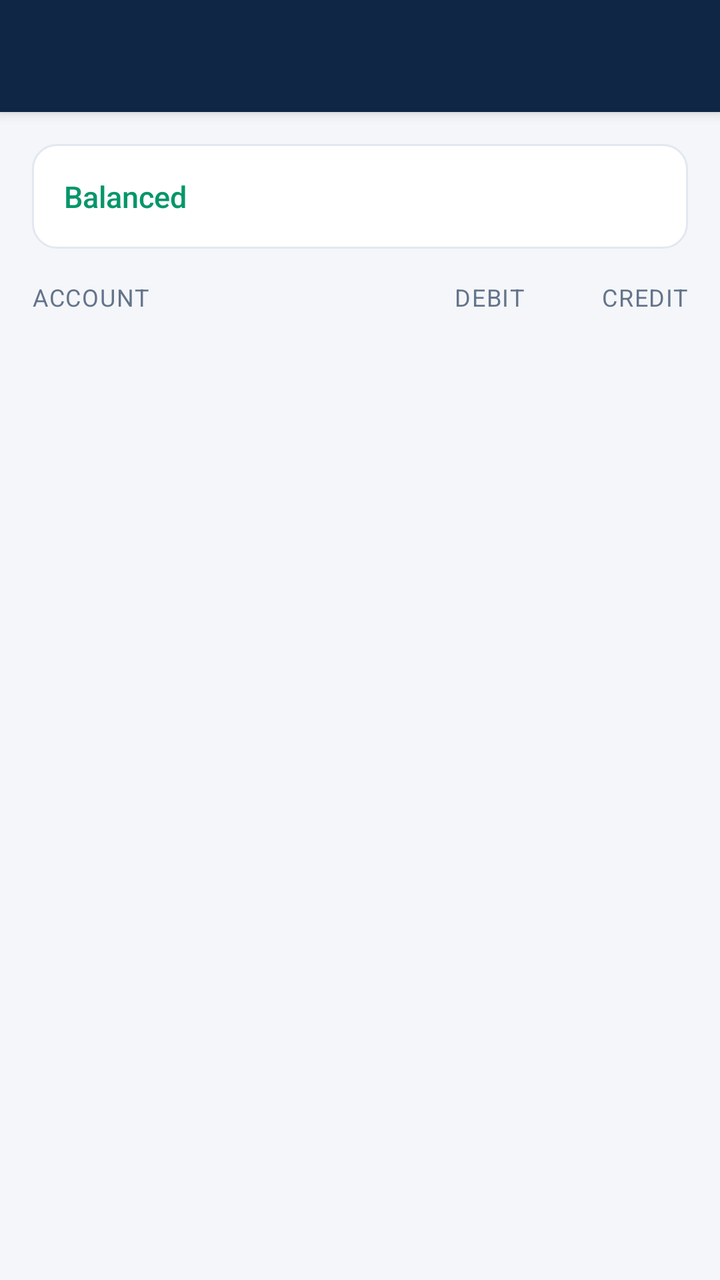
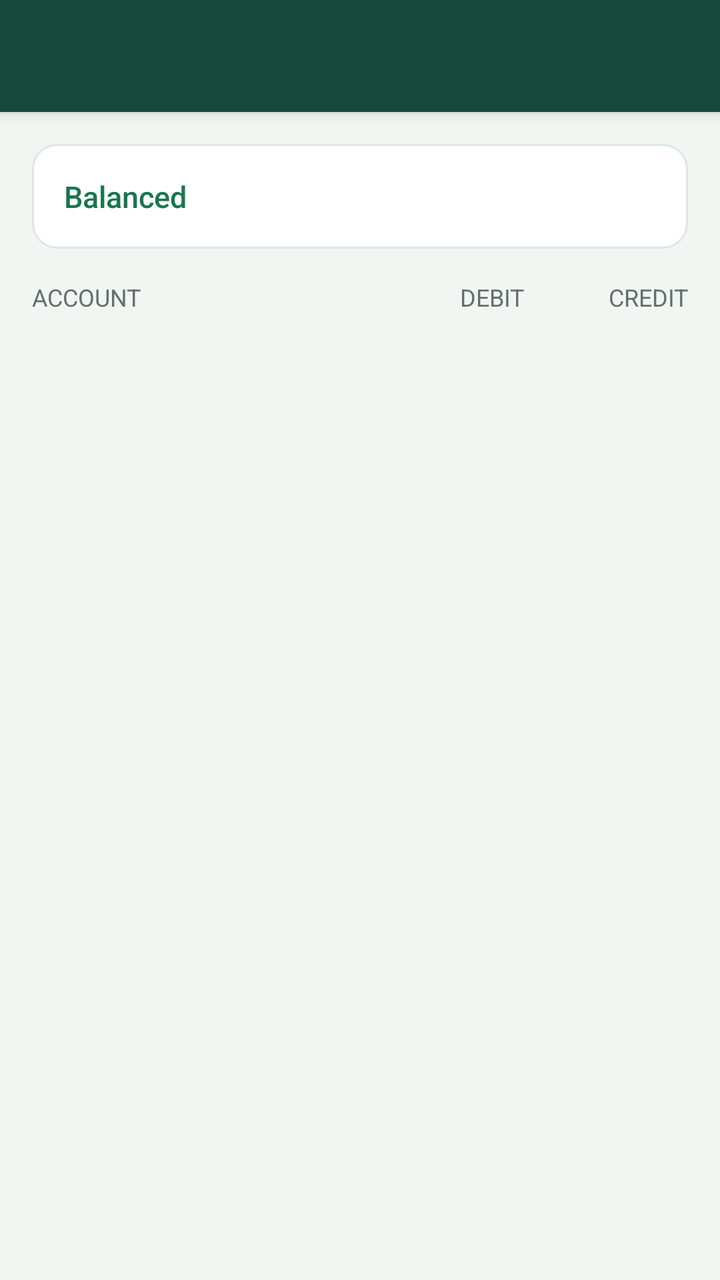

Before-and-after screenshots of an Android layout around one commit, followed by the original layout XML and the change that was made.
<!-- AndroidManifest.xml: application theme Theme.FinanceApp -->
<!-- res/layout/activity_trial_balance.xml -->
<?xml version="1.0" encoding="utf-8"?>
<androidx.coordinatorlayout.widget.CoordinatorLayout xmlns:android="http://schemas.android.com/apk/res/android"
    xmlns:app="http://schemas.android.com/apk/res-auto"
    android:layout_width="match_parent"
    android:layout_height="match_parent"
    android:background="@color/background">

    <com.google.android.material.appbar.AppBarLayout
        android:layout_width="match_parent"
        android:layout_height="wrap_content"
        android:background="@color/primary"
        app:elevation="4dp">

        <com.google.android.material.appbar.MaterialToolbar
            android:id="@+id/toolbar"
            android:layout_width="match_parent"
            android:layout_height="?attr/actionBarSize"
            app:navigationIconTint="@color/text_on_primary"
            app:titleTextColor="@color/text_on_primary" />
    </com.google.android.material.appbar.AppBarLayout>

    <LinearLayout
        android:layout_width="match_parent"
        android:layout_height="match_parent"
        android:orientation="vertical"
        app:layout_behavior="@string/appbar_scrolling_view_behavior">

        <TextView
            android:id="@+id/tvBalanceStatus"
            android:layout_width="match_parent"
            android:layout_height="wrap_content"
            android:layout_margin="@dimen/spacing_md"
            android:background="@drawable/bg_summary_banner"
            android:fontFamily="sans-serif-medium"
            android:padding="@dimen/spacing_md"
            android:text="Balanced"
            android:textColor="@color/success"
            android:textSize="15sp" />

        <LinearLayout
            android:layout_width="match_parent"
            android:layout_height="wrap_content"
            android:orientation="horizontal"
            android:paddingStart="@dimen/spacing_md"
            android:paddingEnd="@dimen/spacing_md"
            android:paddingBottom="8dp">

            <TextView style="@style/Text.StatLabel" android:layout_width="0dp" android:layout_height="wrap_content" android:layout_weight="2" android:text="Account" />
            <TextView style="@style/Text.StatLabel" android:layout_width="0dp" android:layout_height="wrap_content" android:layout_weight="1" android:gravity="end" android:text="Debit" />
            <TextView style="@style/Text.StatLabel" android:layout_width="0dp" android:layout_height="wrap_content" android:layout_weight="1" android:gravity="end" android:text="Credit" />
        </LinearLayout>

        <androidx.recyclerview.widget.RecyclerView
            android:id="@+id/recyclerView"
            android:layout_width="match_parent"
            android:layout_height="match_parent"
            android:clipToPadding="false"
            android:paddingBottom="@dimen/spacing_md" />
    </LinearLayout>
</androidx.coordinatorlayout.widget.CoordinatorLayout>
<!-- resources referenced by this layout -->
<resources>
  <color name="background">#F4F6F9</color>
  <color name="primary">#0F2744</color>
  <color name="success">#059669</color>
  <color name="text_on_primary">#FFFFFF</color>
  <dimen name="spacing_md">16dp</dimen>
  <!-- drawable bg_summary_banner (drawable) -->
  <?xml version="1.0" encoding="utf-8"?>
  <shape xmlns:android="http://schemas.android.com/apk/res/android"
      android:shape="rectangle">
      <solid android:color="@color/surface" />
      <corners android:radius="12dp" />
      <stroke android:width="1dp" android:color="@color/divider" />
  </shape>
  <style name="Text.StatLabel" parent="Text.Caption">
          <item name="android:textColor">@color/text_secondary</item>
          <item name="android:textAllCaps">true</item>
          <item name="android:letterSpacing">0.05</item>
      </style>
  <color name="surface">#FFFFFF</color>
  <color name="divider">#E2E8F0</color>
  <style name="Text.Caption" parent="TextAppearance.MaterialComponents.Caption">
          <item name="android:textColor">@color/text_secondary</item>
          <item name="android:textSize">@dimen/text_caption</item>
      </style>
  <color name="text_secondary">#64748B</color>
  <color name="primary_dark">#091A2E</color>
  <color name="accent">#C9A227</color>
  <color name="accent_light">#F5E6B8</color>
  <color name="text_on_accent">#0F172A</color>
  <style name="Button.Primary" parent="Widget.MaterialComponents.Button">
          <item name="android:textColor">@color/text_on_primary</item>
          <item name="backgroundTint">@color/primary</item>
          <item name="cornerRadius">@dimen/radius_md</item>
          <item name="android:paddingTop">14dp</item>
          <item name="android:paddingBottom">14dp</item>
          <item name="android:textAllCaps">false</item>
          <item name="android:fontFamily">sans-serif-medium</item>
      </style>
  <style name="Fab.Primary" parent="Widget.MaterialComponents.FloatingActionButton">
          <item name="backgroundTint">@color/accent</item>
          <item name="tint">@color/text_on_accent</item>
          <item name="elevation">6dp</item>
      </style>
  <style name="TextInput.Finance" parent="Widget.MaterialComponents.TextInputLayout.OutlinedBox">
          <item name="boxCornerRadiusTopStart">@dimen/radius_sm</item>
          <item name="boxCornerRadiusTopEnd">@dimen/radius_sm</item>
          <item name="boxCornerRadiusBottomStart">@dimen/radius_sm</item>
          <item name="boxCornerRadiusBottomEnd">@dimen/radius_sm</item>
          <item name="boxStrokeColor">@color/primary</item>
          <item name="hintTextColor">@color/text_hint</item>
      </style>
  <dimen name="text_caption">12sp</dimen>
  <dimen name="radius_md">12dp</dimen>
  <dimen name="radius_sm">8dp</dimen>
  <color name="text_hint">#94A3B8</color>
  <!-- unchanged entries left out for length: 1 -->
</resources>

<!-- the commit's change to res/layout/activity_trial_balance.xml (unified diff, before → after) -->
@@ -37,6 +37,19 @@
             android:textColor="@color/success"
             android:textSize="15sp" />
 
+        <TextView
+            android:id="@+id/tvLegacyWarning"
+            style="@style/Text.Body"
+            android:layout_width="match_parent"
+            android:layout_height="wrap_content"
+            android:layout_marginStart="@dimen/spacing_md"
+            android:layout_marginEnd="@dimen/spacing_md"
+            android:layout_marginBottom="@dimen/spacing_md"
+            android:background="@color/warning_bg"
+            android:padding="@dimen/spacing_md"
+            android:textColor="@color/warning"
+            android:visibility="gone" />
+
         <LinearLayout
             android:layout_width="match_parent"
             android:layout_height="wrap_content"
<!-- resource entries referenced after the edit -->
@@ -1,9 +1,11 @@
 <!-- resources referenced by this layout -->
 <resources>
-  <color name="background">#F4F6F9</color>
-  <color name="primary">#0F2744</color>
-  <color name="success">#059669</color>
+  <color name="background">#F2F6F3</color>
+  <color name="primary">#174A3A</color>
+  <color name="success">#18764F</color>
   <color name="text_on_primary">#FFFFFF</color>
+  <color name="warning">#A75B17</color>
+  <color name="warning_bg">#FFF0D7</color>
   <dimen name="spacing_md">16dp</dimen>
   <!-- drawable bg_summary_banner (drawable) -->
   <?xml version="1.0" encoding="utf-8"?>
@@ -13,22 +15,27 @@
       <corners android:radius="12dp" />
       <stroke android:width="1dp" android:color="@color/divider" />
   </shape>
+  <style name="Text.Body" parent="TextAppearance.MaterialComponents.Body2">
+          <item name="android:textColor">@color/text_secondary</item>
+          <item name="android:textSize">@dimen/text_body</item>
+      </style>
   <style name="Text.StatLabel" parent="Text.Caption">
           <item name="android:textColor">@color/text_secondary</item>
           <item name="android:textAllCaps">true</item>
-          <item name="android:letterSpacing">0.05</item>
+          <item name="android:letterSpacing">0</item>
       </style>
   <color name="surface">#FFFFFF</color>
-  <color name="divider">#E2E8F0</color>
+  <color name="divider">#DEE7E1</color>
   <style name="Text.Caption" parent="TextAppearance.MaterialComponents.Caption">
           <item name="android:textColor">@color/text_secondary</item>
           <item name="android:textSize">@dimen/text_caption</item>
       </style>
-  <color name="text_secondary">#64748B</color>
-  <color name="primary_dark">#091A2E</color>
-  <color name="accent">#C9A227</color>
-  <color name="accent_light">#F5E6B8</color>
-  <color name="text_on_accent">#0F172A</color>
+  <color name="text_secondary">#617168</color>
+  <dimen name="text_body">14sp</dimen>
+  <color name="primary_dark">#0D3026</color>
+  <color name="accent">#E8B943</color>
+  <color name="accent_light">#F8E8B5</color>
+  <color name="text_on_accent">#17251F</color>
   <style name="Button.Primary" parent="Widget.MaterialComponents.Button">
           <item name="android:textColor">@color/text_on_primary</item>
           <item name="backgroundTint">@color/primary</item>
@@ -52,9 +59,9 @@
           <item name="hintTextColor">@color/text_hint</item>
       </style>
   <dimen name="text_caption">12sp</dimen>
-  <dimen name="radius_md">12dp</dimen>
-  <dimen name="radius_sm">8dp</dimen>
-  <color name="text_hint">#94A3B8</color>
+  <dimen name="radius_md">8dp</dimen>
+  <dimen name="radius_sm">4dp</dimen>
+  <color name="text_hint">#87958C</color>
   <!-- unchanged entries left out for length: 1 -->
 </resources>
 
